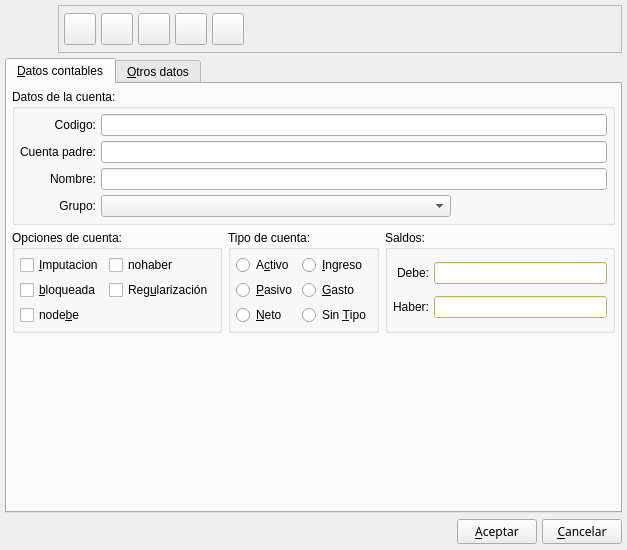
The window that bulmages/bulmacont/src/contabilidad/cuentabase.ui (eboladev/Bulmages-1) describes before a commit, drawn with Qt 5.
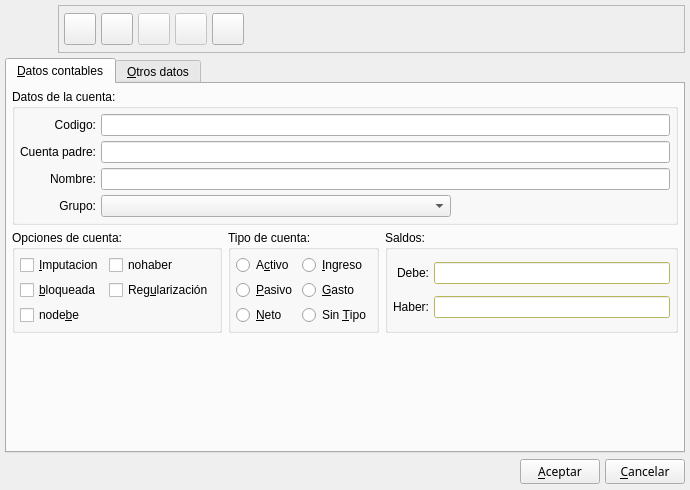
The same window after the commit. Icons and pictures are not drawn.

Patch:
```diff
--- a/bulmages/bulmacont/src/contabilidad/cuentabase.ui
+++ b/bulmages/bulmacont/src/contabilidad/cuentabase.ui
@@ -5,8 +5,8 @@
    <rect>
     <x>0</x>
     <y>0</y>
-    <width>627</width>
-    <height>550</height>
+    <width>690</width>
+    <height>490</height>
    </rect>
   </property>
   <property name="windowTitle" >
@@ -181,6 +181,9 @@
         </item>
         <item>
          <widget class="QToolButton" name="botoninteligente_2" >
+          <property name="enabled" >
+           <bool>false</bool>
+          </property>
           <property name="sizePolicy" >
            <sizepolicy>
             <hsizetype>0</hsizetype>
@@ -220,6 +223,9 @@
         </item>
         <item>
          <widget class="QToolButton" name="ToolButton17" >
+          <property name="enabled" >
+           <bool>false</bool>
+          </property>
           <property name="sizePolicy" >
            <sizepolicy>
             <hsizetype>0</hsizetype>
```
Left out of the diff: 12 changed lines with no effect on the pictures.
